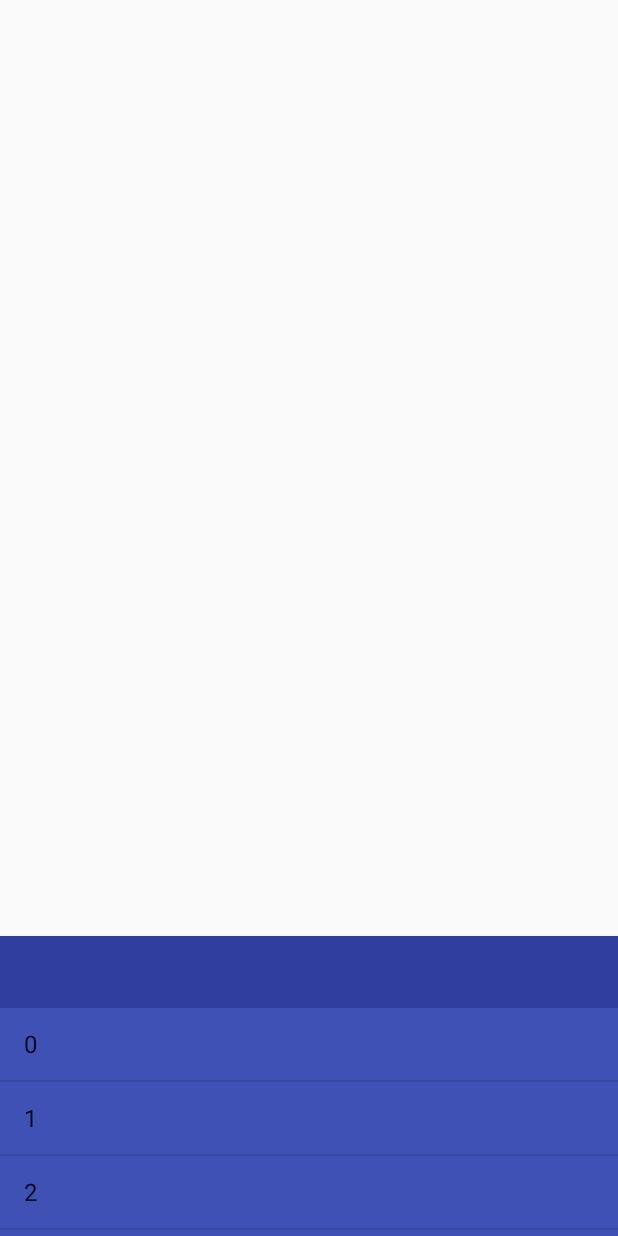
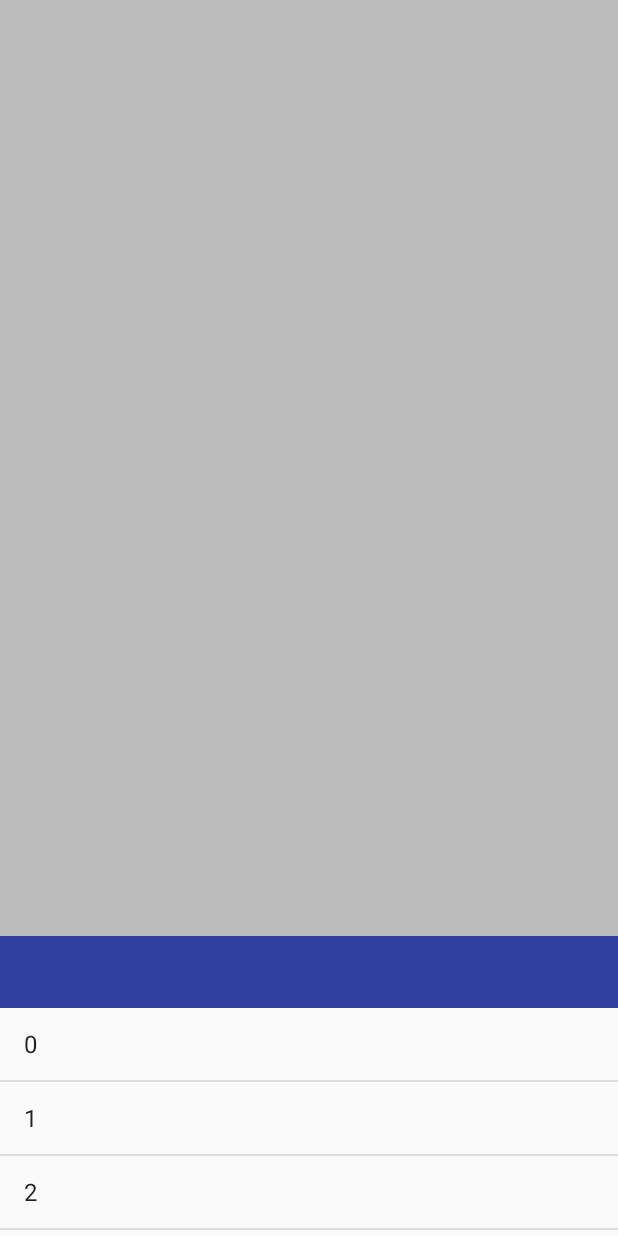
Before and after one commit to chanthuang/ChantTest, an Android app: the screen it shows after launch (TouchEventActivity), on a phone screen of 412 x 824 dp. Run offline under Robolectric (Android 15) with nearby library versions, the phone set to English and light mode, and no system bars.

Commit message:
手指放开后的吸附效果

```diff
--- a/app/src/main/res/layout/activity_touch_event.xml
+++ b/app/src/main/res/layout/activity_touch_event.xml
@@ -2,6 +2,7 @@
 <com.chant.chanttest.nestedscroll.touchevent.DragOrScrollParentView
     xmlns:android="http://schemas.android.com/apk/res/android"
     android:layout_width="match_parent"
+    android:background="#40000000"
     android:layout_height="match_parent">
 
     <com.chant.chanttest.nestedscroll.touchevent.DraggableChildView
@@ -21,7 +22,7 @@
             android:layout_width="match_parent"
             android:layout_height="0dp"
             android:layout_weight="1"
-            android:background="@color/colorPrimary"/>
+            android:background="?android:attr/colorBackground"/>
 
     </com.chant.chanttest.nestedscroll.touchevent.DraggableChildView>
 
```
Also changed, not shown: app/src/main/java/com/chant/chanttest/nestedscroll/touchevent/DragOrScrollParentView.java (+34 -8 lines).
